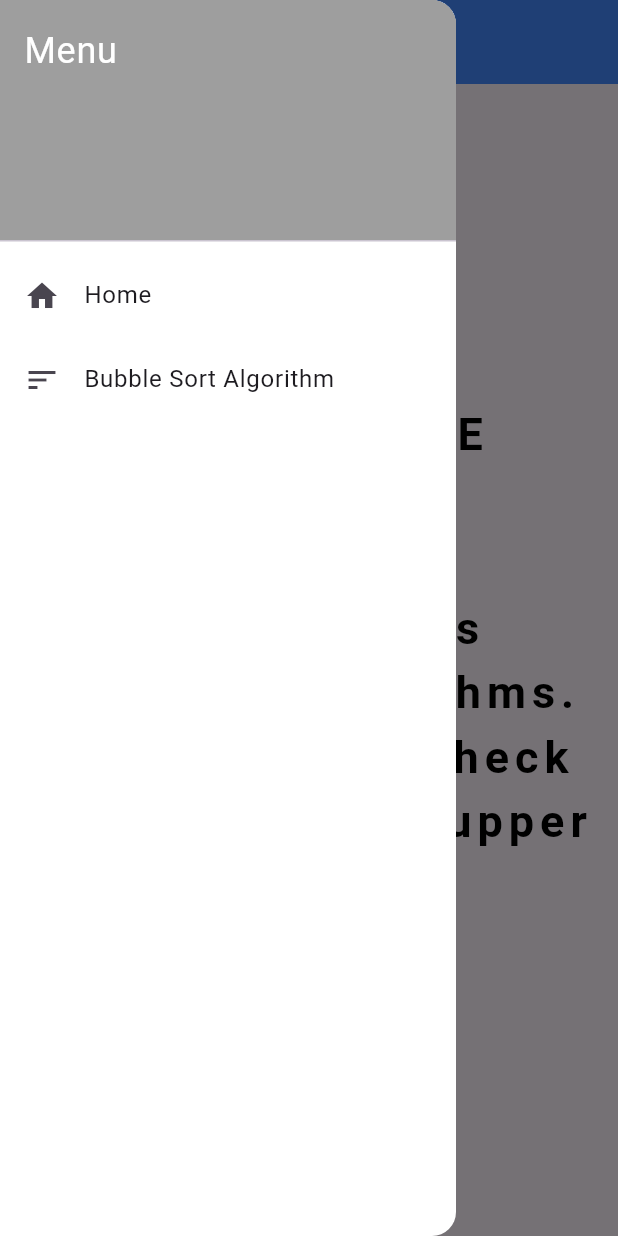
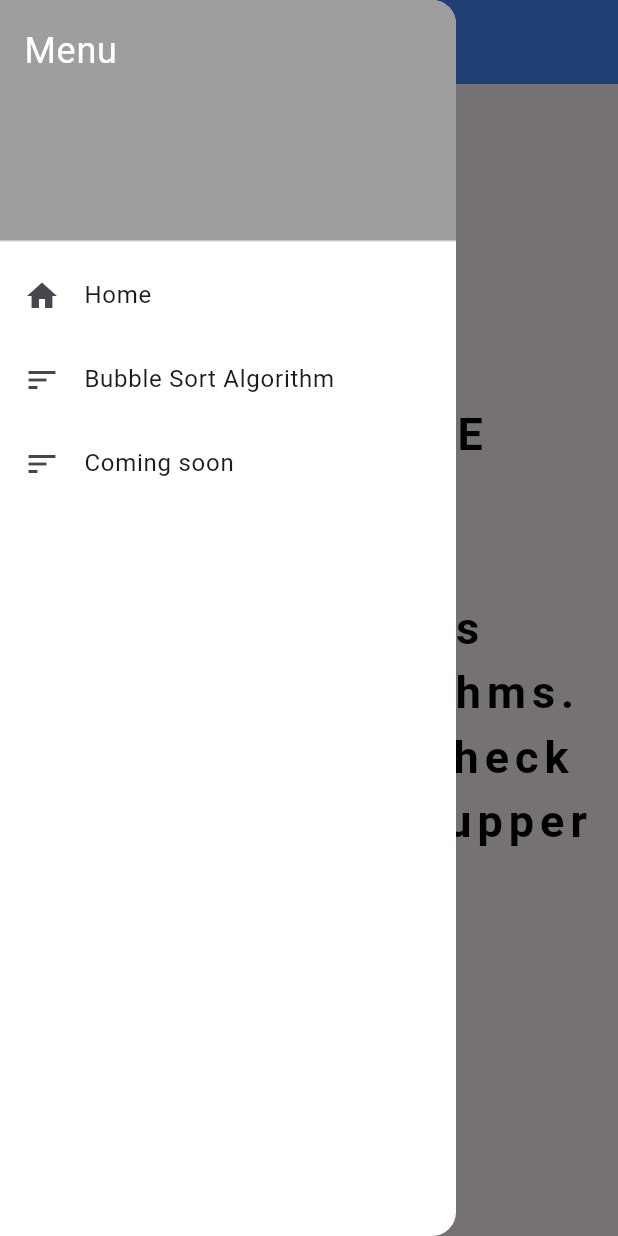
Before and after one commit to jwhatrucoding/Simple-Algorithm-Visualizer, a Flutter app: the screen it shows after launch, with the side drawer open, on a phone screen of 412 x 824 dp. Run offline on Flutter 3.47's test engine with Material 3 defaults, Android fonts, the phone set to English and light mode, and no system bars.

Commit message:
Added comments and new todos

```diff
--- a/lib/pages/home_page.dart
+++ b/lib/pages/home_page.dart
@@ -62,6 +62,14 @@ class _HomePageState extends State<HomePage> {
                 );
               },
             ),
+            ListTile(
+              leading: Icon(Icons.sort),
+              title: Text('Coming soon'),
+              onTap: () {
+                //TODO: Navigate to new page
+
+              },
+            ),
           ],
         ),
       ),
```
Also changed, not shown: lib/pages/bubble_sort.dart (+7 -0 lines).
